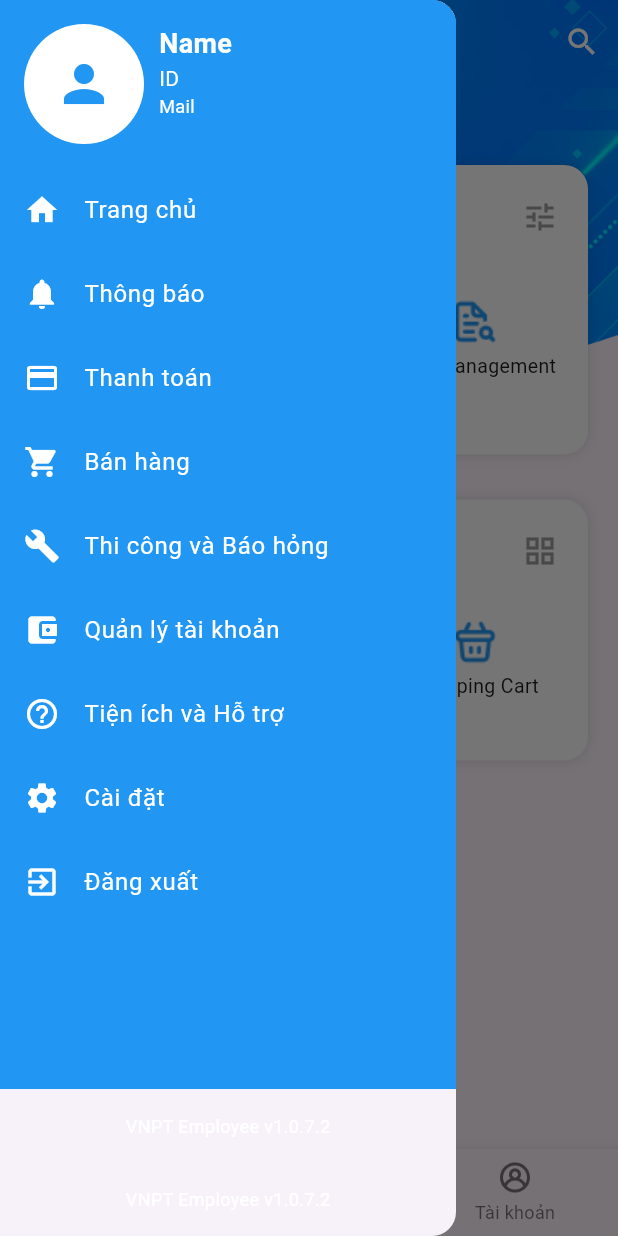
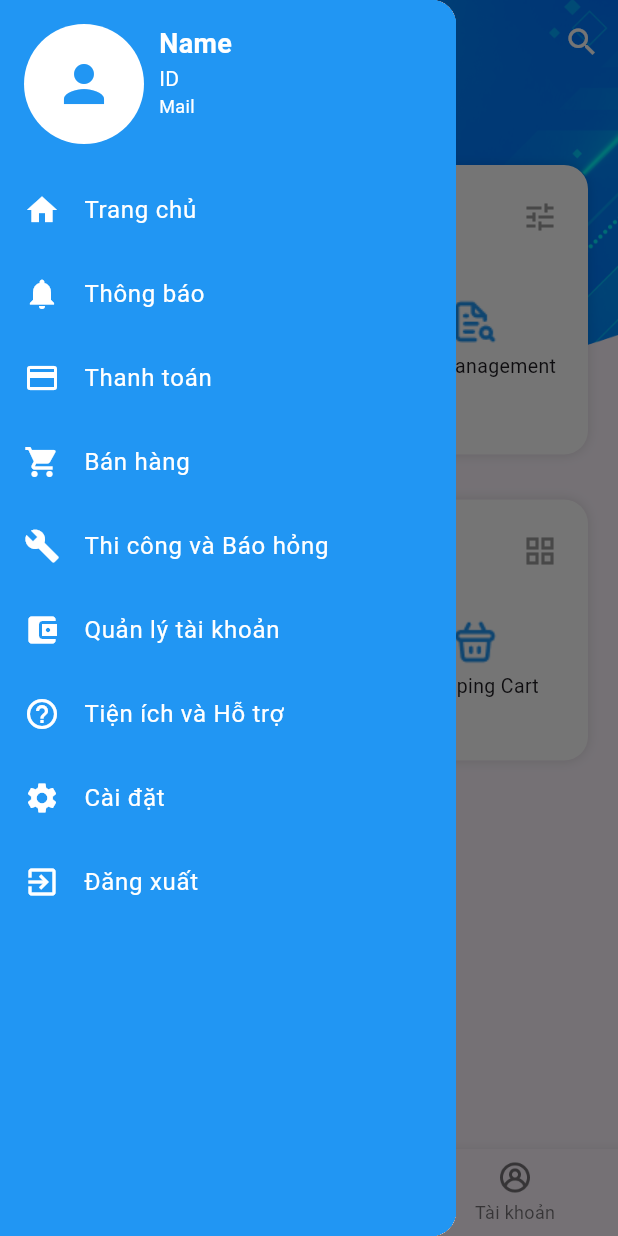
Before and after one commit to my1410nh/MyODAApp, a Flutter app: the NavBar screen opened directly, with the side drawer open, on a phone screen of 412 x 824 dp. Run offline on Flutter 3.47's test engine with Material 3 defaults, Android fonts, the phone set to English and light mode, and no system bars; our stand-ins replace shared_preferences; accounts and stored records are empty.

Commit message:
Fix Drawer

```diff
--- a/lib/nav/custom_drawer.dart
+++ b/lib/nav/custom_drawer.dart
@@ -14,6 +14,7 @@ class CustomDrawer extends StatelessWidget {
             child: Row(
               crossAxisAlignment: CrossAxisAlignment.start,
               children: [
+                const SizedBox(height: 12),
                 CircleAvatar(
                   radius: 40.0,
                   backgroundColor: Colors.white,
@@ -128,21 +129,7 @@ class CustomDrawer extends StatelessWidget {
             ),
             ),
           ),
-          const Padding(
-            padding: EdgeInsets.all(16.0),
-            child: Text(
-              'VNPT Employee v1.0.7.2',
-              style: TextStyle(fontSize: 12, color: Colors.white),
-            ),
-          ),
 
-          const Padding(
-            padding: EdgeInsets.all(16.0),
-            child: Text(
-              'VNPT Employee v1.0.7.2',
-              style: TextStyle(fontSize: 12, color: Colors.white),
-            ),
-          ),
         ],
       ),
     );
```
